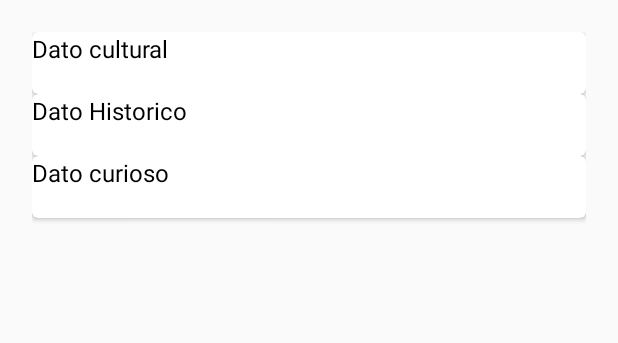
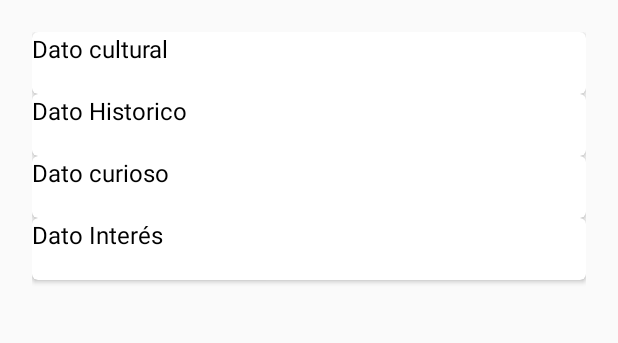
Before and after one commit to EmmanuelSkapple/Bebat-Tehuchitlan-Android, an Android app: the beaconActual screen opened directly, with no data from a screen before it, on a phone screen of 412 x 824 dp, the part 450-793 px from its top. Run offline under Robolectric (Android 15) with nearby library versions, the phone set to English and light mode, and no system bars; our stand-ins replace CircleImageView, Firebase (no records; nobody signed in at launch, a user with empty details on screens opened directly); libraries missing offline, so code that uses them is left out: com.estimote.coresdk, com.gigamole.infinitecycleviewpager; plain views replace HorizontalInfiniteCycleViewPager; 7 statements that could not run were skipped.

Commit message:
agregado disenio a sitioHistorico

```diff
--- a/app/src/main/java/com/example/adan/teuchitlan/beaconActual.java
+++ b/app/src/main/java/com/example/adan/teuchitlan/beaconActual.java
@@ -230,9 +230,12 @@ public class beaconActual extends AppCompatActivity {
         cambiarImg(imgs.get(0));
         TextView cultural=(TextView)findViewById(R.id.dato_cultural_text);
         TextView historico=(TextView)findViewById(R.id.dato_historico_text);
+        TextView interes=(TextView)findViewById(R.id.dato_interes_text);
+        TextView curioso=(TextView)findViewById(R.id.dato_curioso_text);
         cultural.setText(sitioH.datoCultural);
         historico.setText(sitioH.datoHistorico);
-
+        interes.setText(sitioH.datoInteres);
+        curioso.setText(sitioH.datoCurioso);
         HorizontalInfiniteCycleViewPager pager = (HorizontalInfiniteCycleViewPager)findViewById(R.id.horizontal_cycle);
         AdapterCarousel adapter = new AdapterCarousel(imgs,getBaseContext());
         Log.d("cantidad imagenes ",Integer.toString( adapter.getCount()));
--- a/app/src/main/res/layout/content_beacon_actual.xml
+++ b/app/src/main/res/layout/content_beacon_actual.xml
@@ -131,7 +131,34 @@
                         android:textSize="16sp" />
 
                     <TextView
-                        android:id="@+id/info_text3"
+                        android:id="@+id/dato_curioso_text"
+                        android:layout_width="wrap_content"
+                        android:layout_height="wrap_content"
+                        android:text=""/>
+                </LinearLayout>
+            </android.support.v7.widget.CardView>
+
+            <android.support.v7.widget.CardView
+                xmlns:card_view="http://schemas.android.com/apk/res-auto"
+                android:id="@+id/card_view4"
+                android:layout_gravity="center"
+                android:layout_width="match_parent"
+                android:layout_height="wrap_content"
+                card_view:cardCornerRadius="4dp">
+                <LinearLayout
+                    android:layout_width="match_parent"
+                    android:layout_height="wrap_content"
+
+                    android:orientation="vertical">
+                    <TextView
+                        android:layout_width="wrap_content"
+                        android:layout_height="wrap_content"
+                        android:text="Dato Interés"
+                        android:textColor="@android:color/black"
+                        android:textSize="16sp" />
+
+                    <TextView
+                        android:id="@+id/dato_interes_text"
                         android:layout_width="wrap_content"
                         android:layout_height="wrap_content"
                         android:text=""/>
--- a/app/src/main/res/layout/content_main.xml
+++ b/app/src/main/res/layout/content_main.xml
@@ -25,7 +25,6 @@
                     android:paddingBottom="0dp"
                     android:id="@+id/button"
                     android:src="@mipmap/uno"
-                    android:padding="30dp"
                     android:clickable="true"/>
                 <ImageButton
                     android:layout_width="match_parent"
@@ -34,7 +33,6 @@
                     android:paddingBottom="0dp"
                     android:id="@+id/button2"
                     android:src="@mipmap/dos"
-                    android:padding="30dp"
                     android:clickable="true"/>
                 <ImageButton
                     android:layout_width="match_parent"
@@ -43,7 +41,6 @@
                     android:paddingBottom="0dp"
                     android:id="@+id/button3"
                     android:src="@mipmap/tres"
-                    android:padding="30dp"
                     android:clickable="true"/>
                 <ImageButton
                     android:layout_width="match_parent"
@@ -52,7 +49,6 @@
                     android:paddingBottom="0dp"
                     android:id="@+id/button4"
                     android:src="@mipmap/cuatro"
-                    android:padding="30dp"
                     android:clickable="true"/>
             </LinearLayout>
         </ScrollView>
```
Also changed, not shown: app/src/main/java/com/example/adan/teuchitlan/beaconService.java (+28 -14 lines), app/src/main/res/layout/activity_splash_screen.xml (+9 -0 lines), app/src/main/res/mipmap-xxxhdpi/splash.jpg (added).
